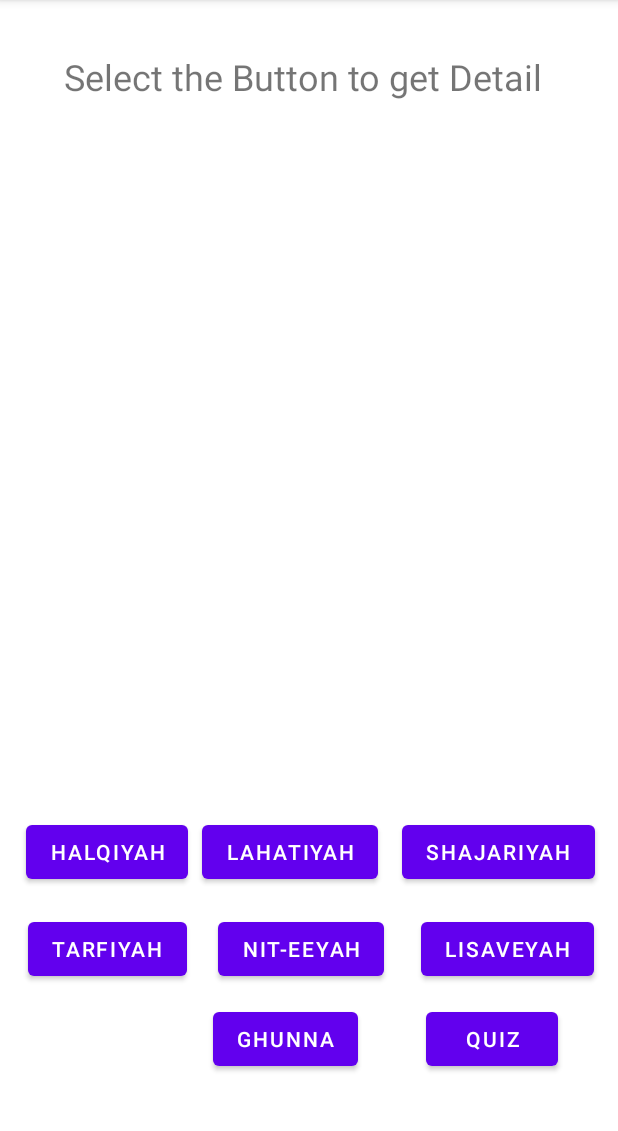
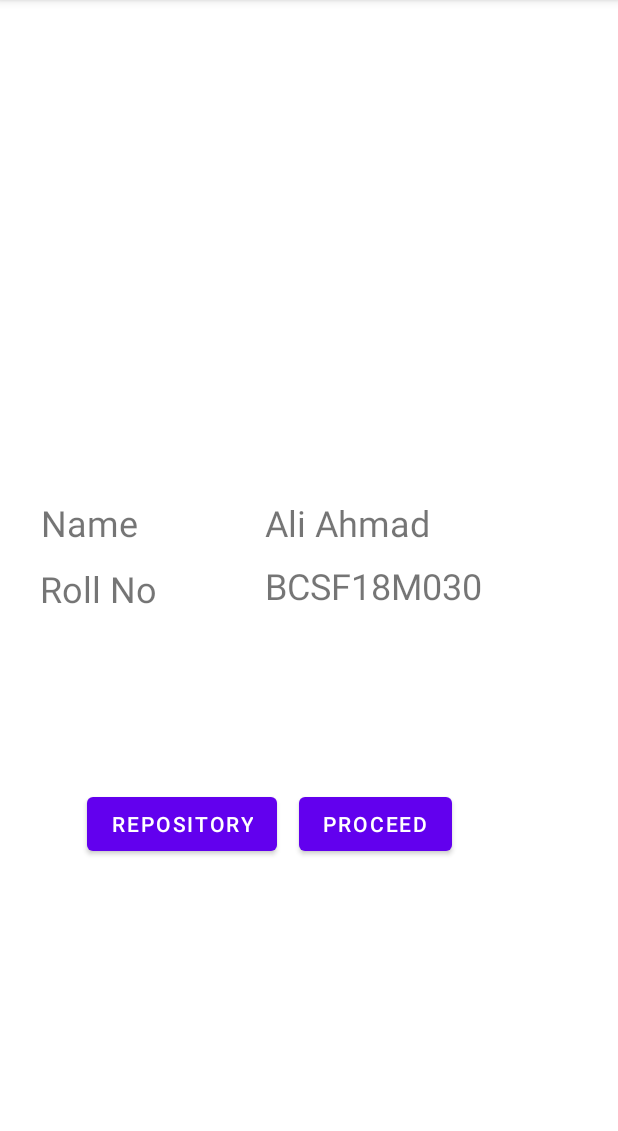
Before and after one commit to callalishykh/makh-rij, an Android app: the screen it shows after launch (MainActivity before the commit, LandingActivity after it), on a phone screen of 412 x 824 dp, the part 84-1215 px from its top. Run offline under Robolectric (Android 15) with nearby library versions, the phone set to English and light mode, and no system bars.

Commit message:
landing activity set

```diff
--- /dev/null
+++ b/app/src/main/java/com/example/task3/LandingActivity.java
@@ -0,0 +1,45 @@
+package com.example.task3;
+
+import androidx.appcompat.app.AppCompatActivity;
+
+import android.content.Intent;
+import android.net.Uri;
+import android.os.Bundle;
+import android.view.View;
+import android.widget.Button;
+
+public class LandingActivity extends AppCompatActivity {
+private Button repo ;
+    private Button proceed ;
+    @Override
+    protected void onCreate(Bundle savedInstanceState) {
+        super.onCreate(savedInstanceState);
+        setContentView(R.layout.activity_landing);
+        initialize();
+        repo.setOnClickListener(new View.OnClickListener() {
+            @Override
+            public void onClick(View v) {
+                Uri webpage = Uri.parse("https://github.com/callalishykh/makh-rij.git");
+                Intent intent = new
+                        Intent(Intent.ACTION_VIEW, webpage);
+                startActivity(intent);
+            }
+        });
+        proceed.setOnClickListener(new View.OnClickListener() {
+            @Override
+            public void onClick(View v) {
+                Intent intent = new Intent(LandingActivity.this, com.example.task3.MainActivity.class);
+
+                startActivity(intent);
+            }
+        });
+
+
+    }
+
+    private void initialize(){
+        repo = findViewById(R.id.button);
+        proceed = findViewById(R.id.button2);
+
+    }
+}
--- a/app/src/main/java/com/example/task3/quiz.java
+++ b/app/src/main/java/com/example/task3/quiz.java
@@ -23,11 +23,12 @@
 
 public class quiz extends AppCompatActivity {
 
-    private Question [] questions;
-    private Question [] quiz;
+    private Question[] questions;
+    private Question[] quiz;
     private ScrollView scrollView;
     private TableLayout tbLayout;
     private Button submit;
+
     @Override
     protected void onCreate(Bundle savedInstanceState) {
         super.onCreate(savedInstanceState);
@@ -38,29 +39,23 @@
         submit.setOnClickListener(new View.OnClickListener() {
             @Override
             public void onClick(View v) {
-                int  correctCount = 0;
-                for (int i =0; i<5;i++){
-                    RadioGroup rg = findViewById(i+103201);
+                int correctCount = 0;
+                for (int i = 0; i < 5; i++) {
+                    RadioGroup rg = findViewById(i + 103201);
                     RadioButton rb = findViewById(rg.getCheckedRadioButtonId());
-//                    Log.d("STATE",rb.getText().toString());
-                    Log.d("STATE",quiz[i].correct_option);
-                    Log.d("STATE",rb.getText().toString());
 
                     if (quiz[i].correct_option.equals(rb.getText().toString())) {
                         correctCount++;
-                        Log.d("STATE", "rb.getText().toString()");
                     }
-
                 }
                 tbLayout.removeAllViews();
                 loadResult(correctCount);
             }
         });
     }
-private void loadResult(int count){
+
+    private void loadResult(int count) {
         TableRow tbRow = new TableRow(this);
-
-
         TextView tv0 = new TextView(this);
 
         tv0.setText("Corrected : " + String.valueOf(count));
@@ -74,55 +69,56 @@
 
         tv0 = new TextView(this);
 
-    tv0.setText("Wrong : " + String.valueOf(5-count));
+        tv0.setText("Wrong : " + String.valueOf(5 - count));
         tv0.setTextSize(25);
         tv0.setTypeface(null, Typeface.BOLD);
         tbRow.addView(tv0);
 
         tbLayout.addView(tbRow);
     }
-    private void initialize(){
+
+    private void initialize() {
         scrollView = findViewById(R.id.scroll_id);
         tbLayout = findViewById(R.id.tablelayoutQuiz);
 
         questions = new Question[]{
-       new Question("Which is a small diagonal line\nplaced above a letter?\n","فَتْحَة",new Options[]
+                new Question("Which is a small diagonal line\nplaced above a letter?\n", "فَتْحَة", new Options[]
                         {
                                 new Options("كَسْرَة"),
                                 new Options("فَتْحَة"),
                                 new Options("ضَمَّة"),
                         }),
-        new Question("How many alphabets are in\nArabic?\n","29",new Options[]
+                new Question("How many alphabets are in\nArabic?\n", "29", new Options[]
                         {
                                 new Options("29"),
                                 new Options("25"),
                                 new Options("20"),
                         }),
-        new Question("Is ض ظ and ث س ص sound same? \n","true",new Options[]
+                new Question("Is ض ظ and ث س ص sound same? \n", "true", new Options[]
                         {
                                 new Options("true"),
                                 new Options("false"),
                                 new Options("none of these"),
                         }),
-        new Question("How many Makhārij (مخارج Emission) points\nare require to correctly read Quran?\n","17",new Options[]
+                new Question("How many Makhārij (مخارج Emission) points\nare require to correctly read Quran?\n", "17", new Options[]
                         {
                                 new Options("17"),
                                 new Options("21"),
                                 new Options("19"),
                         }),
-        new Question("How many diacritics are present\nin the word رَحْمٰن?\n","3",new Options[]
+                new Question("How many diacritics are present\nin the word رَحْمٰن?\n", "3", new Options[]
                         {
                                 new Options("2"),
                                 new Options("3"),
                                 new Options("1"),
                         }),
-        new Question("Which alphabets are called as\n‘Qalqalah’\n","ب",new Options[]
+                new Question("Which alphabets are called as\n‘Qalqalah’\n", "ب", new Options[]
                         {
                                 new Options("ض"),
                                 new Options("ب"),
                                 new Options("ص"),
                         }),
-        new Question("Which letters when pronounced produce\na ‘whistling’ sound?\n","ز",new Options[]
+                new Question("Which letters when pronounced produce\na ‘whistling’ sound?\n", "ز", new Options[]
                         {
                                 new Options("ط"),
                                 new Options("ز"),
@@ -131,46 +127,47 @@
         };
     }
 
-    private void generateQuiz(){
+    private void generateQuiz() {
         quiz = new Question[5];
-        for(int i=0;i<5;i++) {
+        for (int i = 0; i < 5; i++) {
             int randomNum = ThreadLocalRandom.current().nextInt(0, 6 + 1);
             quiz[i] = questions[randomNum];
         }
     }
-    private void createRadioButton(TableLayout tb, @NonNull Options[] options ,int id) {
+
+    private void createRadioButton(TableLayout tb, @NonNull Options[] options, int id) {
         RadioButton[] rb = new RadioButton[options.length];
         RadioGroup rg = new RadioGroup(this);
-        rg.setId(id+103201);
+        rg.setId(id + 103201);
         TableRow tbRow = new TableRow(this);
 
-        for(int i=0; i<options.length; i++){
-            rb[i]  = new RadioButton(this);
+        for (int i = 0; i < options.length; i++) {
+            rb[i] = new RadioButton(this);
             rb[i].setText(options[i].value);
-            rb[i].setId(id+i*100 + 100);
+            rb[i].setId(id + i * 100 + 100);
             rg.addView(rb[i]);
-            if (i==1) {
+            if (i == 1) {
                 tbRow.addView(rg);
                 tb.addView(tbRow);
                 tbRow = new TableRow(this);
             }
-
         }
         tb.addView(tbRow);
 
     }
+
     @SuppressLint("ResourceType")
-    private void loadQuiz(){
+    private void loadQuiz() {
         TextView tv;
         Button bt;
         TableRow tbRow;
-        for(int i=0;i<5;i++) {
+        for (int i = 0; i < 5; i++) {
             tbRow = new TableRow(this);
 
 
             TextView tv0 = new TextView(this);
-            int num = i+1;
-            tv0.setText("Question # "+num);
+            int num = i + 1;
+            tv0.setText("Question # " + num);
             tv0.setTextSize(17);
             tv0.setTypeface(null, Typeface.BOLD);
 
@@ -187,7 +184,7 @@
             tbLayout.addView(tbRow);
 
             tbRow = new TableRow(this);
-            createRadioButton(tbLayout ,quiz[i].options ,i );
+            createRadioButton(tbLayout, quiz[i].options, i);
 
 
             tbLayout.addView(tbRow);
@@ -204,33 +201,29 @@
     }
 
 
-
-
-
-    class Options{
+    class Options {
         public String value;
 
-        Options ()
-        {
+        Options() {
         }
-        Options(String val)
-        {
-            this.value=val;
+
+        Options(String val) {
+            this.value = val;
         }
 
 
     }
+
     class Question {
         String statement;
         String correct_option;
         Boolean correct;
         Options[] options;
 
-        Question(String st, String correct_option,Options[] options)
-        {
-            this.statement=st;
-            this.correct_option=correct_option;
-            this.options=options;
+        Question(String st, String correct_option, Options[] options) {
+            this.statement = st;
+            this.correct_option = correct_option;
+            this.options = options;
         }
     }
 }
--- /dev/null
+++ b/app/src/main/res/layout/activity_landing.xml
@@ -0,0 +1,85 @@
+<?xml version="1.0" encoding="utf-8"?>
+<androidx.constraintlayout.widget.ConstraintLayout xmlns:android="http://schemas.android.com/apk/res/android"
+    xmlns:app="http://schemas.android.com/apk/res-auto"
+    xmlns:tools="http://schemas.android.com/tools"
+    android:layout_width="match_parent"
+    android:layout_height="match_parent"
+    tools:context=".LandingActivity">
+
+    <Button
+        android:id="@+id/button2"
+        android:layout_width="wrap_content"
+        android:layout_height="wrap_content"
+        android:text="Proceed"
+        app:layout_constraintBottom_toBottomOf="parent"
+        app:layout_constraintEnd_toEndOf="parent"
+        app:layout_constraintHorizontal_bias="0.643"
+        app:layout_constraintStart_toStartOf="parent"
+        app:layout_constraintTop_toTopOf="parent"
+        app:layout_constraintVertical_bias="0.73" />
+
+    <Button
+        android:id="@+id/button"
+        android:layout_width="wrap_content"
+        android:layout_height="wrap_content"
+        android:text="Repository"
+        app:layout_constraintBottom_toBottomOf="parent"
+        app:layout_constraintEnd_toEndOf="parent"
+        app:layout_constraintHorizontal_bias="0.204"
+        app:layout_constraintStart_toStartOf="parent"
+        app:layout_constraintTop_toTopOf="parent"
+        app:layout_constraintVertical_bias="0.73" />
+
+    <TextView
+        android:id="@+id/textView5"
+        android:layout_width="195dp"
+        android:layout_height="42dp"
+        android:text="BCSF18M030"
+        android:textSize="24sp"
+        app:layout_constraintBottom_toBottomOf="parent"
+        app:layout_constraintEnd_toEndOf="parent"
+        app:layout_constraintHorizontal_bias="0.814"
+        app:layout_constraintStart_toStartOf="parent"
+        app:layout_constraintTop_toTopOf="parent"
+        app:layout_constraintVertical_bias="0.515" />
+
+    <TextView
+        android:id="@+id/textView4"
+        android:layout_width="132dp"
+        android:layout_height="49dp"
+        android:text="Roll No"
+        android:textSize="24sp"
+        app:layout_constraintBottom_toBottomOf="parent"
+        app:layout_constraintEnd_toEndOf="parent"
+        app:layout_constraintHorizontal_bias="0.096"
+        app:layout_constraintStart_toStartOf="parent"
+        app:layout_constraintTop_toTopOf="parent"
+        app:layout_constraintVertical_bias="0.523" />
+
+    <TextView
+        android:id="@+id/textView3"
+        android:layout_width="192dp"
+        android:layout_height="39dp"
+        android:text="Ali Ahmad"
+        android:textSize="24sp"
+        app:layout_constraintBottom_toBottomOf="parent"
+        app:layout_constraintEnd_toEndOf="parent"
+        app:layout_constraintHorizontal_bias="0.803"
+        app:layout_constraintStart_toStartOf="parent"
+        app:layout_constraintTop_toTopOf="parent"
+        app:layout_constraintVertical_bias="0.456" />
+
+    <TextView
+        android:id="@+id/textView2"
+        android:layout_width="149dp"
+        android:layout_height="33dp"
+        android:text="Name"
+        android:textSize="24sp"
+        app:layout_constraintBottom_toBottomOf="parent"
+        app:layout_constraintEnd_toEndOf="parent"
+        app:layout_constraintHorizontal_bias="0.103"
+        app:layout_constraintStart_toStartOf="parent"
+        app:layout_constraintTop_toTopOf="parent"
+        app:layout_constraintVertical_bias="0.452" />
+
+</androidx.constraintlayout.widget.ConstraintLayout>
```
Also changed, not shown: app/src/main/AndroidManifest.xml (+10 -5 lines), app/src/main/java/com/example/task3/MainActivity.java (+61 -62 lines). Lines whose indentation alone changed are shown as unchanged.
